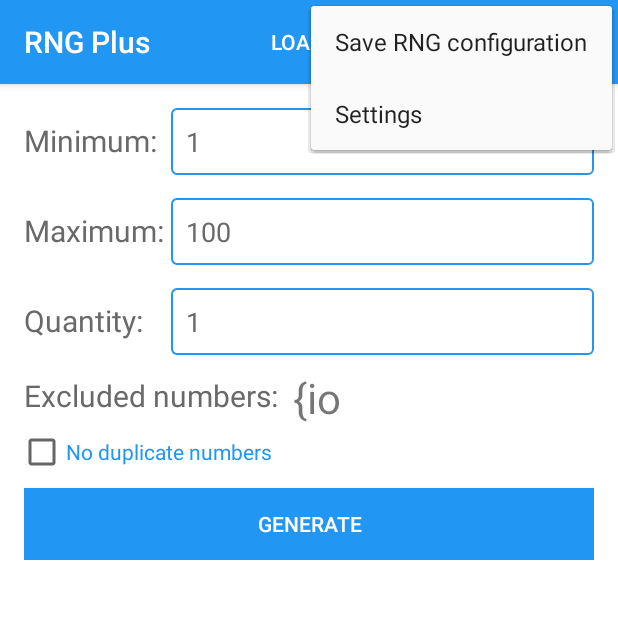
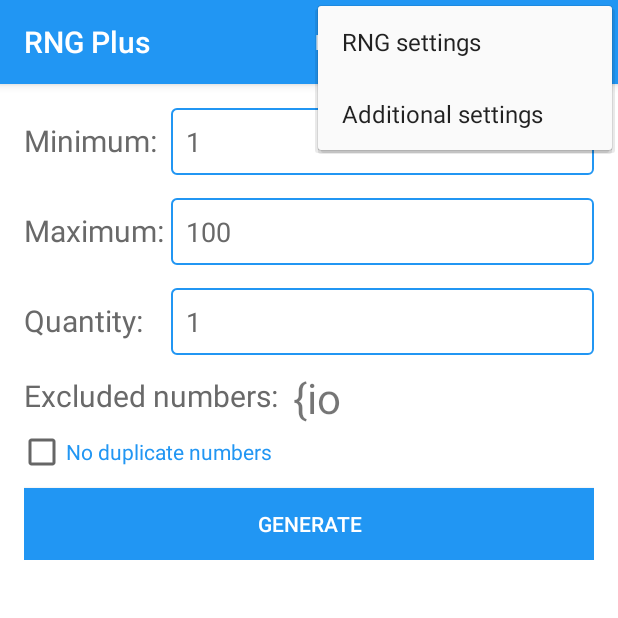
Before and after one commit to Gear61/Random-Number-Generator, an Android app: the screen it shows after launch (MainActivity), with the options menu open, on a phone screen of 412 x 824 dp, the top half of it. Run offline under Robolectric (Android 15) with nearby library versions, the phone set to English and light mode, and no system bars; our stand-ins replace ButterKnife; libraries missing offline, so code that uses them is left out: com.afollestad.materialdialogs, com.joanzapata.iconify, com.rey.material; plain views replace Button, CheckBox, IconTextView; 4 statements that could not run were skipped.

Commit message:
Update schema and menu

```diff
--- a/app/src/main/res/menu/menu_main.xml
+++ b/app/src/main/res/menu/menu_main.xml
@@ -3,17 +3,17 @@
     xmlns:app="http://schemas.android.com/apk/res-auto">
 
     <item
-        android:id="@+id/load_config"
-        android:title="@string/load_config"
+        android:id="@+id/config_options"
+        android:title="@string/rng_configurations"
         app:showAsAction="ifRoom"/>
 
     <item
-        android:id="@+id/save_config"
-        android:title="@string/save_config"
+        android:id="@+id/rng_settings"
+        android:title="@string/rng_settings"
         app:showAsAction="ifRoom"/>
 
     <item
-        android:id="@+id/settings"
-        android:title="@string/settings"
+        android:id="@+id/additional_settings"
+        android:title="@string/additional_settings"
         app:showAsAction="ifRoom"/>
 </menu>
--- a/app/src/main/res/values/strings.xml
+++ b/app/src/main/res/values/strings.xml
@@ -2,7 +2,16 @@
     <string name="app_name">RNG Plus</string>
     <string name="load_config">Load RNG configuration</string>
     <string name="save_config">Save RNG configuration</string>
+
+    <string name="rng_configurations">RNG configurations</string>
+    <string-array name="config_options">
+        <item>@string/load_config</item>
+        <item>@string/save_config</item>
+    </string-array>
+
+    <string name="rng_settings">RNG settings</string>
     <string name="settings">Settings</string>
+    <string name="additional_settings">Additional settings</string>
 
     <string name="load">Load</string>
     <string name="config_name">RNG configuration name</string>
```
Also changed, not shown: app/src/main/java/com/randomappsinc/randomnumbergeneratorplus/Activities/MainActivity.java (+31 -13 lines), app/src/main/java/com/randomappsinc/randomnumbergeneratorplus/Persistence/Database/DatabaseManager.java (+29 -10 lines), app/src/main/java/com/randomappsinc/randomnumbergeneratorplus/Persistence/Database/RNGConfiguration.java (+18 -0 lines).
